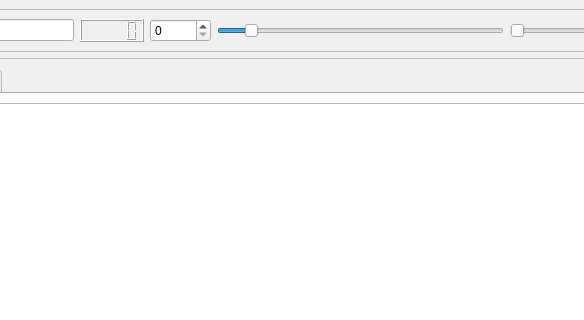
Qt form Algorithm/mainwindow.ui (iguoya/LInux) before a commit; both pictures show x 445 to 1029 and y 0 to 320 of the 1262 by 711 pixel window.
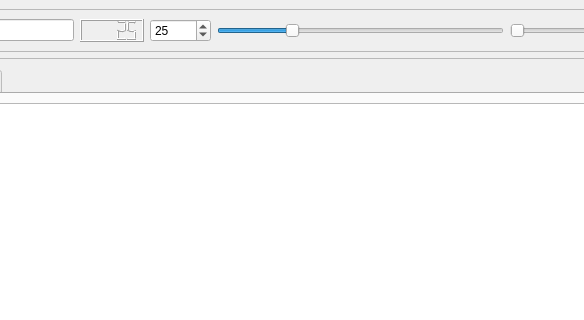
The same form after that commit.

```diff
--- a/Algorithm/mainwindow.ui
+++ b/Algorithm/mainwindow.ui
@@ -233,13 +233,20 @@
           <widget class="QLineEdit" name="lineEdit"/>
          </item>
          <item>
-          <widget class="QLCDNumber" name="lcdNumber"/>
+          <widget class="QLCDNumber" name="lcdNumber">
+           <property name="intValue" stdset="0">
+            <number>25</number>
+           </property>
+          </widget>
          </item>
          <item>
           <widget class="QSpinBox" name="spinBox">
            <property name="maximum">
             <number>10000</number>
            </property>
+           <property name="value">
+            <number>25</number>
+           </property>
           </widget>
          </item>
          <item>
@@ -248,10 +255,10 @@
             <number>100</number>
            </property>
            <property name="value">
-            <number>10</number>
+            <number>25</number>
            </property>
            <property name="sliderPosition">
-            <number>10</number>
+            <number>25</number>
            </property>
            <property name="orientation">
             <enum>Qt::Horizontal</enum>
```
